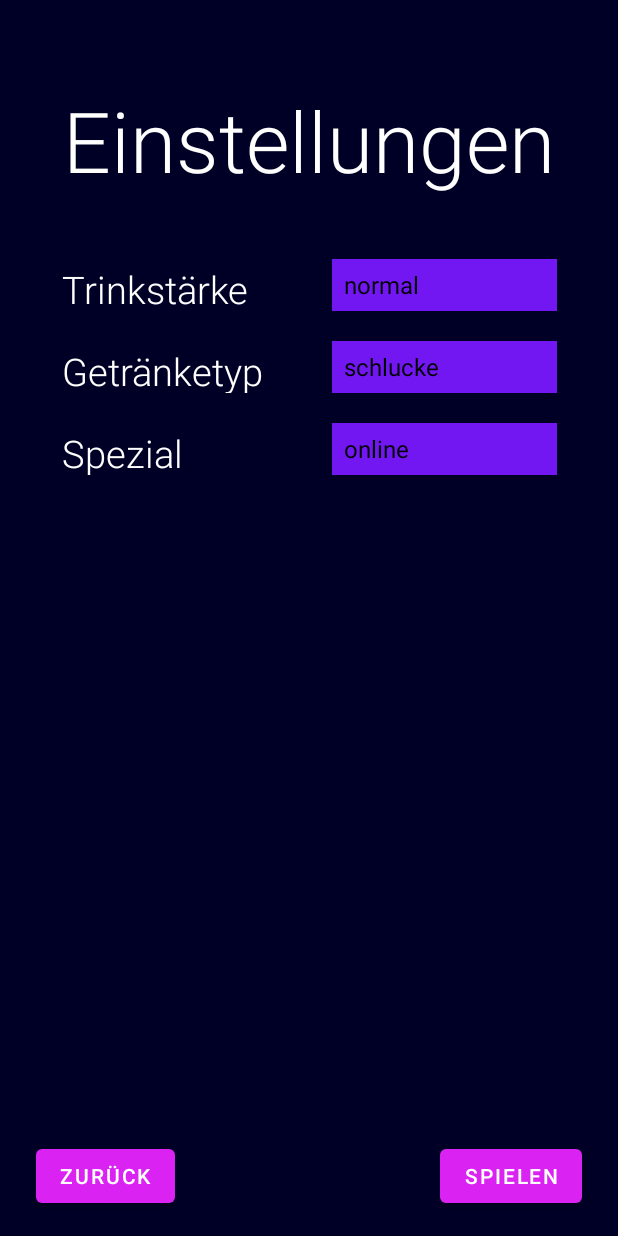
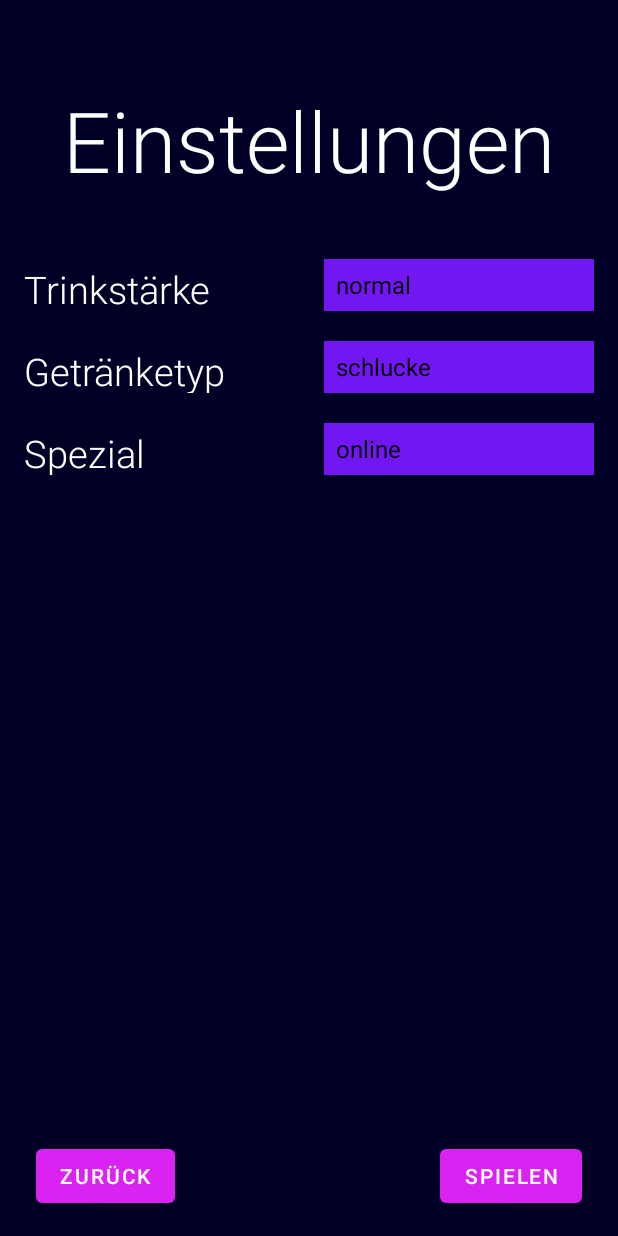
Before and after one commit to TomEckert00/Apps-Trinkspiel, an Android app: the GameConfigurationActivity screen opened directly, with no data from a screen before it, on a phone screen of 412 x 824 dp. Run offline under Robolectric (Android 15) with nearby library versions, the phone set to English and light mode, and no system bars; our stand-ins replace Volley; libraries missing offline, so code that uses them is left out: com.android.billingclient, lombok.experimental.

Commit message:
refactoring schlucke to trinkeinheit

```diff
--- a/app/src/main/java/de/saufapparat/trinkspiel/activities/GameLoop.java
+++ b/app/src/main/java/de/saufapparat/trinkspiel/activities/GameLoop.java
@@ -17,7 +17,6 @@ import androidx.appcompat.app.AppCompatActivity;
 import androidx.constraintlayout.widget.ConstraintLayout;
 
 import de.saufapparat.trinkspiel.R;
-import de.saufapparat.trinkspiel.activities.GameConfigurationActivity;
 import de.saufapparat.trinkspiel.enmus.GamePackage;
 import de.saufapparat.trinkspiel.enmus.GetraenkeTyp;
 import de.saufapparat.trinkspiel.service.GameLoopService;
@@ -167,10 +166,10 @@ public class GameLoop extends AppCompatActivity {
 
     private void showSchlueckeIfPossible() {
         decideGetraenkeTyp();
-        textview_schluckCount.setText("" + aktuelleKarte.getSchlucke());
+        textview_schluckCount.setText("" + aktuelleKarte.getTrinkeinheit());
         textview_schluckCount.setVisibility(View.VISIBLE);
         textview_schluckName.setVisibility(View.VISIBLE);
-        if (aktuelleKarte.getSchlucke() == 0){
+        if (aktuelleKarte.getTrinkeinheit() == 0){
             textview_schluckCount.setVisibility(View.INVISIBLE);
             textview_schluckName.setVisibility(View.INVISIBLE);
         }
--- a/app/src/main/java/de/saufapparat/trinkspiel/activities/PackageSelectionPage.java
+++ b/app/src/main/java/de/saufapparat/trinkspiel/activities/PackageSelectionPage.java
@@ -182,6 +182,7 @@ public class PackageSelectionPage extends AppCompatActivity {
                     availableCardViews.add(hotCard);
                     hotCard.setCardBackgroundColor(getResources().getColor(R.color.flo1));
                     ((TextView) findViewById(R.id.hotPaket_price)).setText(getString(R.string.package_bought));
+                    hotPackageBought = true;
                     break;
                 default:
                     break;
@@ -192,7 +193,7 @@ public class PackageSelectionPage extends AppCompatActivity {
     private void fetchProductDetails(){
         List<String> productIds = new ArrayList<>();
         CardView card = (CardView) findViewById(R.id.hotPackage_card);
-        if(!availableCardViews.contains(card)){
+        if(!hotPackageBought){
             productIds.add("card_package_hot");
         }
         SkuDetailsParams getProductDetailsQuery = SkuDetailsParams
@@ -206,7 +207,7 @@ public class PackageSelectionPage extends AppCompatActivity {
                     @Override
                     public void onSkuDetailsResponse(@NonNull BillingResult billingResult, @Nullable List<SkuDetails> list) {
                         if (billingResult.getResponseCode() == BillingClient.BillingResponseCode.OK && list != null) {
-                            if (!availableCardViews.contains(R.id.hotPackage_card)){
+                            if (!hotPackageBought){
                                 TextView itemPrice = findViewById(R.id.hotPaket_price);
                                 itemInfo = list.get(0);
                                 itemPrice.setText(itemInfo.getPrice());
--- a/app/src/main/java/de/saufapparat/trinkspiel/model/Card.java
+++ b/app/src/main/java/de/saufapparat/trinkspiel/model/Card.java
@@ -6,14 +6,14 @@ import lombok.Setter;
 @Getter
 public class Card {
 
-    private int schlucke;
+    private int trinkeinheit;
     @Setter
     private String aufgabe;
     private Kategorie kategorie;
 
-    public Card(String aufgabe, int schlucke, Kategorie kategorie){
+    public Card(String aufgabe, int trinkeinheit, Kategorie kategorie){
         this.aufgabe = aufgabe;
-        this.schlucke = schlucke;
+        this.trinkeinheit = trinkeinheit;
         this.kategorie = kategorie;
     }
 }
--- a/app/src/main/java/de/saufapparat/trinkspiel/util/GamePackageManager.java
+++ b/app/src/main/java/de/saufapparat/trinkspiel/util/GamePackageManager.java
@@ -54,9 +54,9 @@ public class GamePackageManager{
 
     private static Card buildNewCard(Properties properties, int index){
         String aufgabe = fetchAufgabe(properties, index);
-        int schlucke = fetchSchlucke(properties, index);
+        int trinkeinheit = fetchTrinkeinheit(properties, index);
         Kategorie kategorie = fetchKategorie(properties, index);
-        return new Card(aufgabe, schlucke, kategorie);
+        return new Card(aufgabe, trinkeinheit, kategorie);
     }
 
     private static String fetchAufgabe(Properties properties, int index) {
@@ -64,7 +64,7 @@ public class GamePackageManager{
         return (result == null || result.isEmpty()) ? "Nothing to do" : result;
     }
 
-    private static int fetchSchlucke(Properties properties, int index) {
+    private static int fetchTrinkeinheit(Properties properties, int index) {
         String result;
         if (getraenkeTyp.equals(GetraenkeTyp.schlucke)){
             result = properties.getProperty("card." + index + ".schlucke");
--- a/app/src/main/res/layout/activity_game_configuration.xml
+++ b/app/src/main/res/layout/activity_game_configuration.xml
@@ -17,13 +17,13 @@
         tools:layout_editor_absoluteY="-43dp">
 
         <LinearLayout
-            android:layout_width="330dp"
-            android:layout_height="554dp"
-            android:layout_marginStart="8dp"
-            android:layout_marginLeft="8dp"
+            android:layout_width="match_parent"
+            android:layout_height="wrap_content"
+            android:layout_marginStart="16dp"
+            android:layout_marginLeft="16dp"
             android:layout_marginTop="32dp"
-            android:layout_marginEnd="8dp"
-            android:layout_marginRight="8dp"
+            android:layout_marginEnd="16dp"
+            android:layout_marginRight="16dp"
             android:orientation="vertical"
             app:layout_constraintEnd_toEndOf="parent"
             app:layout_constraintStart_toStartOf="parent"
@@ -38,7 +38,7 @@
 
                 <TextView
                     android:id="@+id/textView_trink"
-                    android:layout_width="180dp"
+                    android:layout_width="200dp"
                     android:layout_height="wrap_content"
                     android:text="Trinkstärke"
                     android:textColor="@color/white"
@@ -46,7 +46,7 @@
 
                 <Spinner
                     android:id="@+id/spinner_trink"
-                    android:layout_width="match_parent"
+                    android:layout_width="200dp"
                     android:layout_height="match_parent"
                     android:background="@color/flo3" />
             </LinearLayout>
@@ -60,7 +60,7 @@
 
                 <TextView
                     android:id="@+id/textView_art"
-                    android:layout_width="180dp"
+                    android:layout_width="200dp"
                     android:layout_height="wrap_content"
                     android:text="Getränketyp"
                     android:textColor="@color/white"
@@ -68,7 +68,7 @@
 
                 <Spinner
                     android:id="@+id/spinner_art"
-                    android:layout_width="match_parent"
+                    android:layout_width="200dp"
                     android:layout_height="match_parent"
                     android:background="@color/flo3" />
             </LinearLayout>
@@ -82,7 +82,7 @@
 
                 <TextView
                     android:id="@+id/textView_spezial"
-                    android:layout_width="180dp"
+                    android:layout_width="200dp"
                     android:layout_height="wrap_content"
                     android:text="Ereignisse"
                     android:textColor="@color/white"
@@ -90,7 +90,7 @@
 
                 <Spinner
                     android:id="@+id/spinner_spezial"
-                    android:layout_width="match_parent"
+                    android:layout_width="200dp"
                     android:layout_height="match_parent"
                     android:background="@color/flo3" />
 
@@ -107,7 +107,10 @@
             android:layout_marginTop="56dp"
             android:layout_marginEnd="10dp"
             android:layout_marginRight="10dp"
+            android:autoSizeMaxTextSize="56sp"
+            android:autoSizeMinTextSize="12sp"
             android:background="@color/backgroundColor"
+            android:maxLines="1"
             android:text="Einstellungen"
             android:textColor="@color/design_default_color_on_primary"
             android:textSize="56sp"
```
